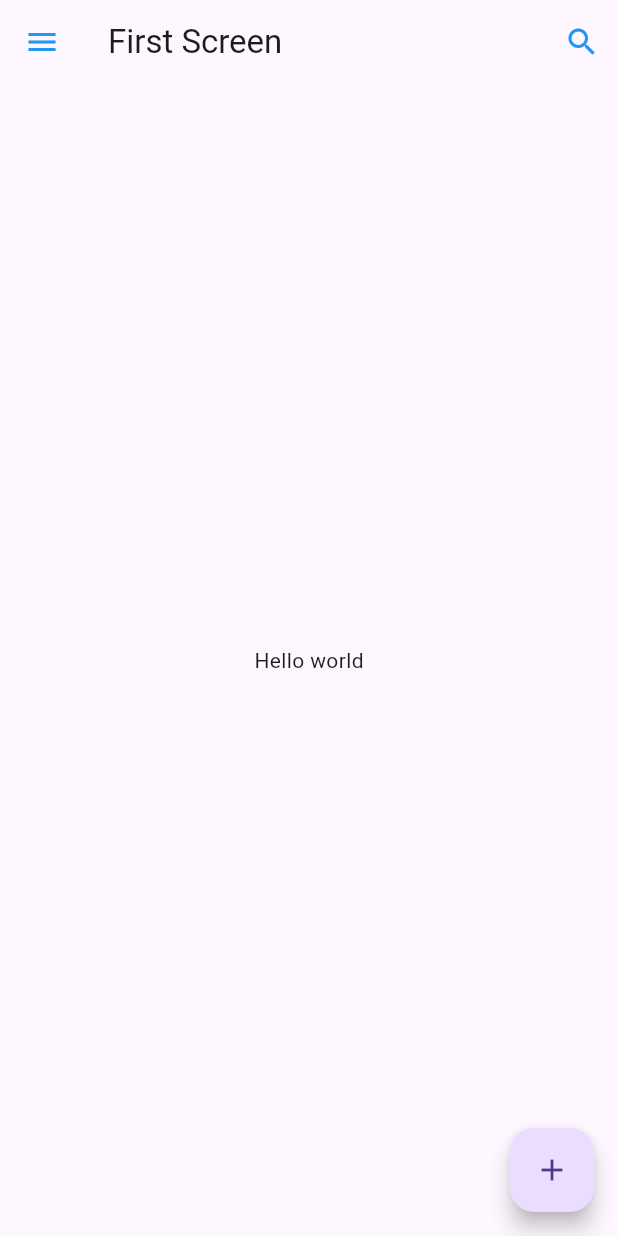
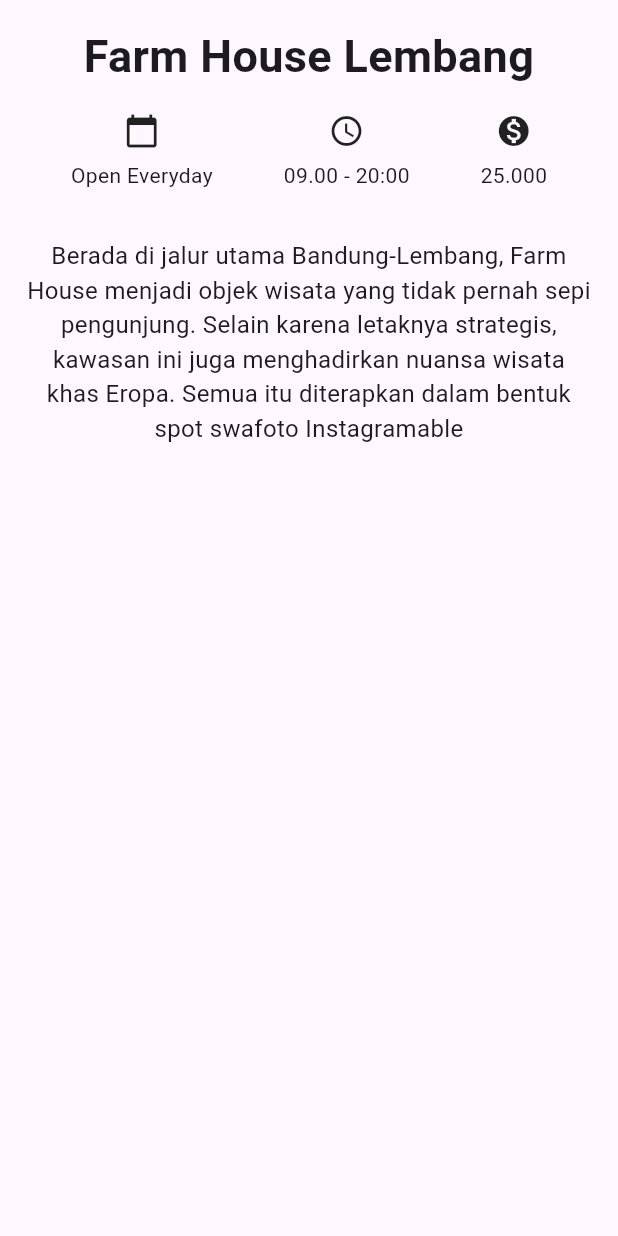
Before and after one commit to trinanda-dev/dasar_fllutter, a Flutter app: the screen it shows after launch, on a phone screen of 412 x 824 dp. Run offline on Flutter 3.47's test engine with Material 3 defaults, Android fonts, the phone set to English and light mode, and no system bars.

Commit message:
Penyelesaian Code Lab 1

```diff
--- a/lib/main.dart
+++ b/lib/main.dart
@@ -123,62 +123,147 @@
 //   }
 // }
 
+// import 'package:flutter/material.dart';
+
+// void main() => runApp(const MyApp());
+
+// class MyApp extends StatelessWidget {
+//   const MyApp({super.key});
+
+//   @override
+//   Widget build(BuildContext context) {
+//     return MaterialApp(
+//       title: 'Flutter Demo',
+//       theme: ThemeData(
+//         primarySwatch: Colors.blue,
+//       ),
+//       home: const FirstScreen(),// Panggil FirstScreen di sini
+
+//     );
+//   }
+// }
+
+// class FirstScreen extends StatelessWidget {
+//   const FirstScreen({super.key});
+
+//   @override
+//   Widget build(BuildContext context) {
+//     return Scaffold(
+//       appBar: AppBar(
+//         title: const Text('First Screen'),
+//         actions: <Widget>[
+//           IconButton(
+//             icon: const Icon(
+//               Icons.search,
+//               color: Colors.blue,
+//             ),
+//             onPressed: () {
+
+//             },
+//           ),
+//         ],
+//         leading: IconButton(
+//           icon: const Icon(
+//             Icons.menu,
+//             color: Colors.blue,
+//           ),
+//           onPressed: () {
+
+//           },
+//         ),
+//       ),
+//       body: const Center(
+//           child: Text('Hello world'),
+//       ),
+//       floatingActionButton: FloatingActionButton(
+//         child: const Icon(Icons.add),
+//         onPressed: () {},
+//       ),
+//     );
+//   }
+// }
+
+// Code Lab 1
 import 'package:flutter/material.dart';
+
 
 void main() => runApp(const MyApp());
 
 class MyApp extends StatelessWidget {
   const MyApp({super.key});
 
+
   @override
   Widget build(BuildContext context) {
     return MaterialApp(
-      title: 'Flutter Demo',
-      theme: ThemeData(
-        primarySwatch: Colors.blue,
-      ),
-      home: const FirstScreen(),// Panggil FirstScreen di sini
-
+      title: 'Wisata Bandung',
+      theme: ThemeData(),
+      home: const DetailScreen(),
     );
   }
 }
 
-class FirstScreen extends StatelessWidget {
-  const FirstScreen({super.key});
+class DetailScreen extends StatelessWidget {
+  const DetailScreen({super.key});
 
   @override
   Widget build(BuildContext context) {
     return Scaffold(
-      appBar: AppBar(
-        title: const Text('First Screen'),
-        actions: <Widget>[
-          IconButton(
-            icon: const Icon(
-              Icons.search,
-              color: Colors.blue,
+      body: SafeArea(child: Column(
+        crossAxisAlignment: CrossAxisAlignment.stretch,
+        children: <Widget>[
+          Container(
+            margin: const EdgeInsets.only(top: 16.0),
+            child: const Text('Farm House Lembang',
+            textAlign: TextAlign.center,
+            style: TextStyle(
+              fontSize: 30.0,
+              fontWeight: FontWeight.bold,
             ),
-            onPressed: () {
-
-            },
+            ),
+          ),
+          Container(
+            margin: const EdgeInsets.symmetric(vertical: 16.0),
+            child: const Row(
+              mainAxisAlignment: MainAxisAlignment.spaceEvenly,
+              children: <Widget>[
+                Column(
+                  children: <Widget>[
+                    Icon(Icons.calendar_today),
+                    SizedBox(height: 8.0),
+                    Text('Open Everyday'),
+                  ],
+                ),
+                Column(
+                  children: <Widget>[
+                    Icon(Icons.access_time),
+                    SizedBox(height: 8.0),
+                    Text('09.00 - 20:00')
+                  ],
+                ),
+                Column(
+                  children: <Widget>[
+                    Icon(Icons.monetization_on),
+                    SizedBox(height: 8.0),
+                    Text('25.000'),
+                  ],
+                ),
+              ],
+            ),
+          ),
+          Container(
+            padding: const EdgeInsets.all(16.0),
+            child: const Text(
+              'Berada di jalur utama Bandung-Lembang, Farm House menjadi objek wisata yang tidak pernah sepi pengunjung. Selain karena letaknya strategis, kawasan ini juga menghadirkan nuansa wisata khas Eropa. Semua itu diterapkan dalam bentuk spot swafoto Instagramable',
+              textAlign: TextAlign.center,
+              style: TextStyle(
+                fontSize: 16.0
+                ),
+              ),
           ),
         ],
-        leading: IconButton(
-          icon: const Icon(
-            Icons.menu,
-            color: Colors.blue,
-          ),
-          onPressed: () {
-
-          },
-        ),
       ),
-      body: const Center(
-          child: Text('Hello world'),
-      ),
-      floatingActionButton: FloatingActionButton(
-        child: const Icon(Icons.add),
-        onPressed: () {},
-      ),
+      )
     );
   }
 }
```
